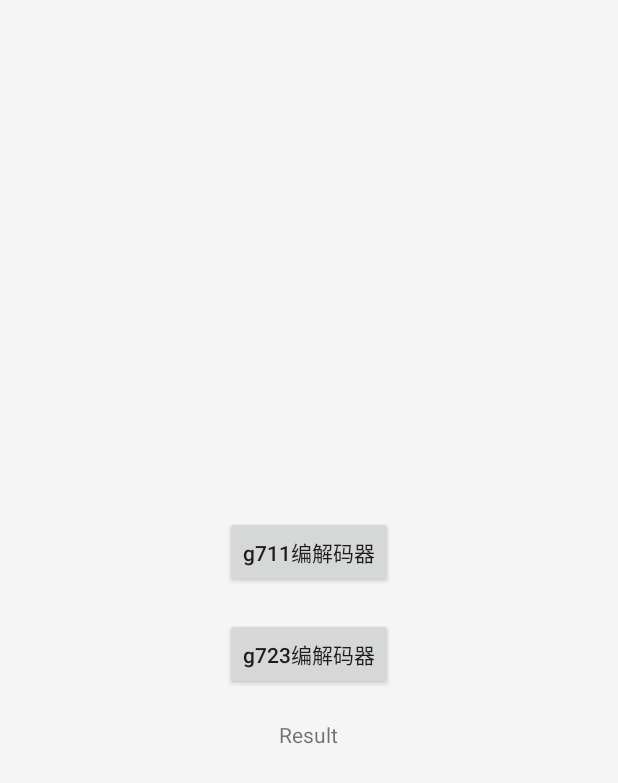
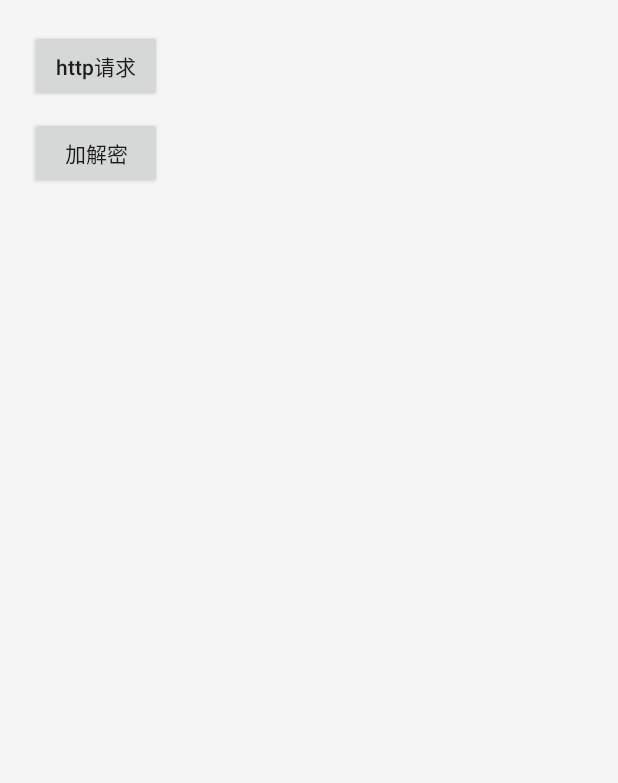
Before and after one commit to yadiq/AndroidNative, an Android app: the screen it shows after launch (MainActivity), on a phone screen of 412 x 824 dp. Shown: the top 783 px of the screen. Run offline under Robolectric (Android 15) with nearby library versions, the phone set to English and light mode, and no system bars.

Commit message:
修改ui

```diff
--- a/app/src/main/java/com/hqumath/nativedemo/MainActivity.java
+++ b/app/src/main/java/com/hqumath/nativedemo/MainActivity.java
@@ -31,20 +31,23 @@ public class MainActivity extends AppCompatActivity {
 
         CommonUtil.init(this);
 
+        //网络请求
+        binding.btnHttp.setOnClickListener(v -> {
+            binding.tv1.setText("c++发送get post请求，响应结果见日志。");
+            Demo.curlTest("");
+        });
+
+
         //格式化字符串
         //StringUtil.stringToArray("ivrealfly0241116");
 
-        binding.btn1.setOnClickListener(v -> {
-            //加密
-        /*String encrypt = Lianjing.method01("123456789012345");
-        LogUtil.d("encrypt： " + encrypt);
-        String decrypt = Lianjing.method02(encrypt);
-        LogUtil.d("decrypt： " + decrypt);*/
-            //网络请求
-            Demo.curlTest("");
-
-        });
-        binding.btn1.performClick();
+//        binding.btn2.setOnClickListener(v -> {
+//            //加密
+//        /*String encrypt = Lianjing.method01("123456789012345");
+//        LogUtil.d("encrypt： " + encrypt);
+//        String decrypt = Lianjing.method02(encrypt);
+//        LogUtil.d("decrypt： " + decrypt);*/
+//        });
     }
 
     @Override
--- a/app/src/main/res/layout/activity_main.xml
+++ b/app/src/main/res/layout/activity_main.xml
@@ -1,29 +1,31 @@
 <?xml version="1.0" encoding="utf-8"?>
 <LinearLayout xmlns:android="http://schemas.android.com/apk/res/android"
+    xmlns:tools="http://schemas.android.com/tools"
     android:layout_width="match_parent"
     android:layout_height="match_parent"
-    android:gravity="center"
-    android:orientation="vertical">
+    android:orientation="vertical"
+    android:padding="20dp">
 
     <Button
-        android:id="@+id/btn1"
+        android:id="@+id/btnHttp"
         android:layout_width="wrap_content"
         android:layout_height="wrap_content"
-        android:layout_marginTop="20dp"
-        android:text="g711编解码器" />
+        android:text="http请求" />
 
     <Button
-        android:id="@+id/btn2"
+        android:id="@+id/btnEncrypt"
+        android:layout_marginTop="10dp"
         android:layout_width="wrap_content"
         android:layout_height="wrap_content"
-        android:layout_marginTop="20dp"
-        android:text="g723编解码器" />
+        android:text="加解密" />
 
     <TextView
-        android:id="@+id/tvResult"
+        android:layout_marginTop="10dp"
+        android:id="@+id/tv1"
         android:layout_width="wrap_content"
         android:layout_height="wrap_content"
-        android:layout_marginTop="20dp"
-        android:text="Result" />
+        android:textColor="@color/black"
+        tools:text="测试信息" />
+
 
 </LinearLayout>
--- a/app/src/main/res/values/strings.xml
+++ b/app/src/main/res/values/strings.xml
@@ -1,5 +1,5 @@
 <resources>
-    <string name="app_name">AndroidNative</string>
+    <string name="app_name">NativeDemo</string>
     <string name="action_settings">Settings</string>
     <!-- Strings used for fragments for navigation -->
     <string name="first_fragment_label">First Fragment</string>
```
